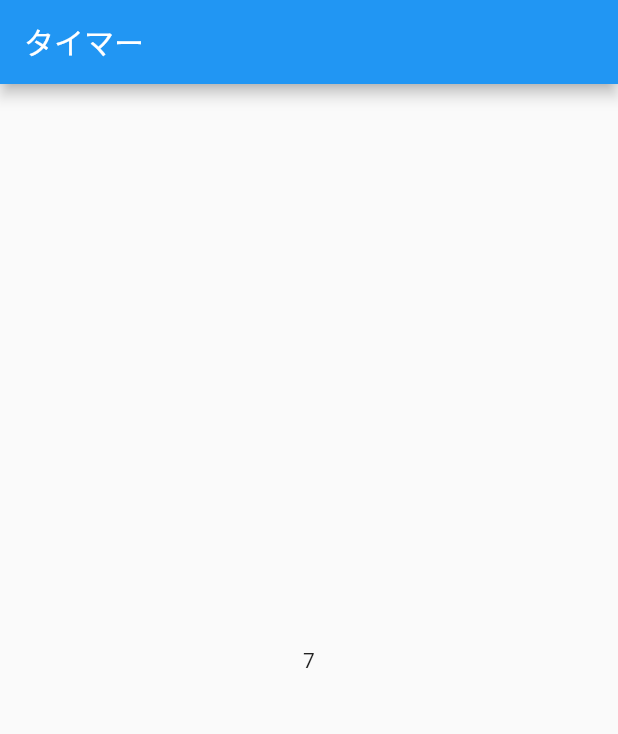
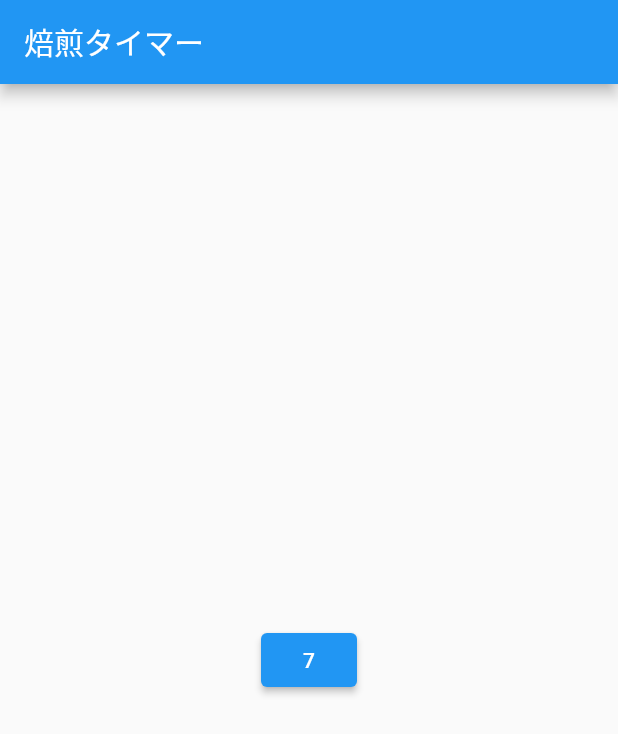
Before and after one commit to Ika-Taro/roasting_timer, a Flutter app: the screen it shows after launch, on a phone screen of 412 x 824 dp. Shown: the top 734 px of the screen. Run offline on Flutter 3.47's test engine with Material 2 defaults, Android fonts, the phone set to English and light mode, and no system bars.

Commit message:
ボタン表示

```diff
--- a/lib/main.dart
+++ b/lib/main.dart
@@ -11,7 +11,7 @@ class MyApp extends StatelessWidget {
   @override
   Widget build(BuildContext context) {
     return MaterialApp(
-      title: 'Flutter Demo',
+      title: '焙煎タイマー',
       theme: ThemeData(
         primarySwatch: Colors.blue,
       ),
@@ -29,7 +29,8 @@ class MyHomePage extends StatefulWidget {
 
 class _MyHomePageState extends State<MyHomePage> {
   // カウンター
-  int _counter = 0;
+  int _timer = 0;
+
 
   @override
   void initState() {
@@ -40,22 +41,53 @@ class _MyHomePageState extends State<MyHomePage> {
       // 第一引数：繰り返す間隔の時間を設定
       const Duration(seconds: 1),
       // 第二引数：その間隔ごとに動作させたい処理を書く
-      (Timer timer) {
-        _counter++;
+          (Timer timer) {
+        _timer++;
         setState(() {});
       },
     );
   }
 
+
   @override
   Widget build(BuildContext context) {
     return Scaffold(
       appBar: AppBar(
-        title: const Text('タイマー'),
+        title: const Text('焙煎タイマー'),
       ),
       body: Center(
-        child: Text(_counter.toString()),
+        child: ElevatedButton(
+          onPressed: () {
+
+            Navigator.push(
+              context,
+              MaterialPageRoute(builder: (context) {
+                return SecondPage(_timer.toString());
+              }),
+            );
+          },
+          child: Text(_timer.toString()),
+        ),
       ),
     );
   }
 }
+
+class SecondPage extends StatelessWidget {
+  SecondPage(this.name);
+  final String name;
+
+  Widget build(BuildContext context) {
+    return Scaffold(
+      appBar: AppBar(title: const Text("Second Page")),
+      body: Center(
+        child: ElevatedButton(
+          onPressed: () {
+            Navigator.pop(context);
+          },
+          child: Text(name),
+        ),
+      ),
+    );
+  }
+}
```
